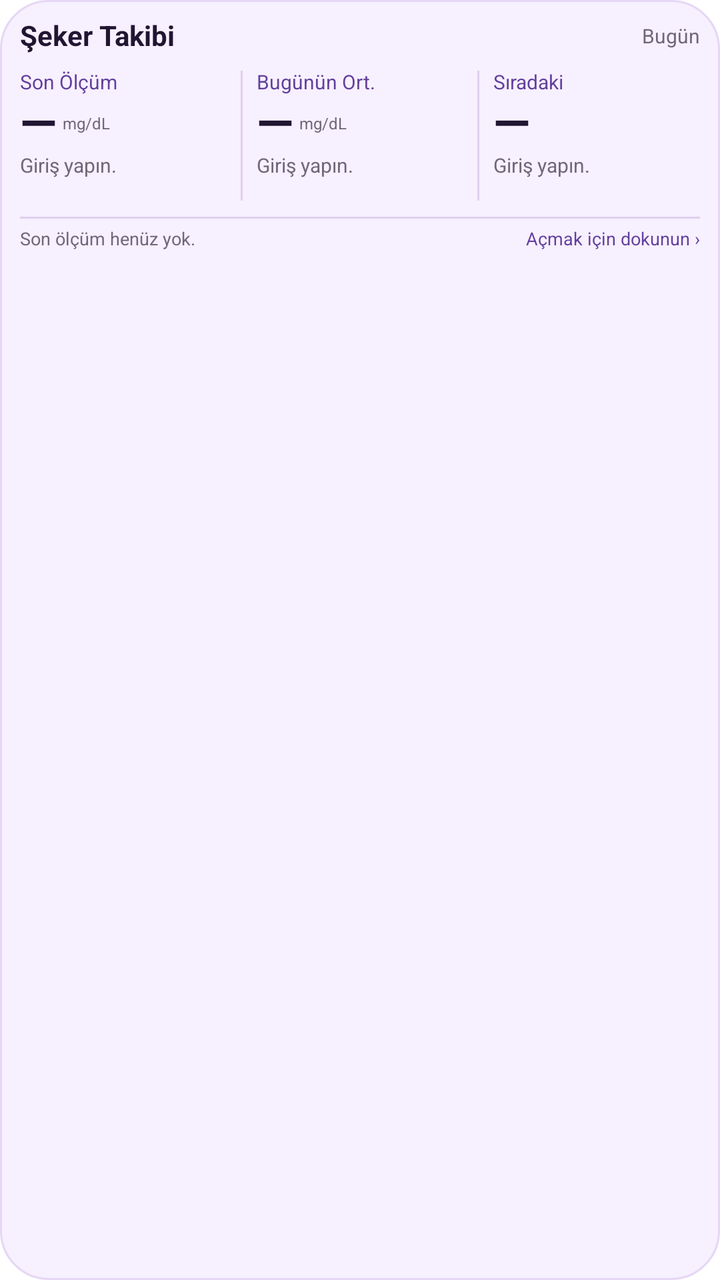
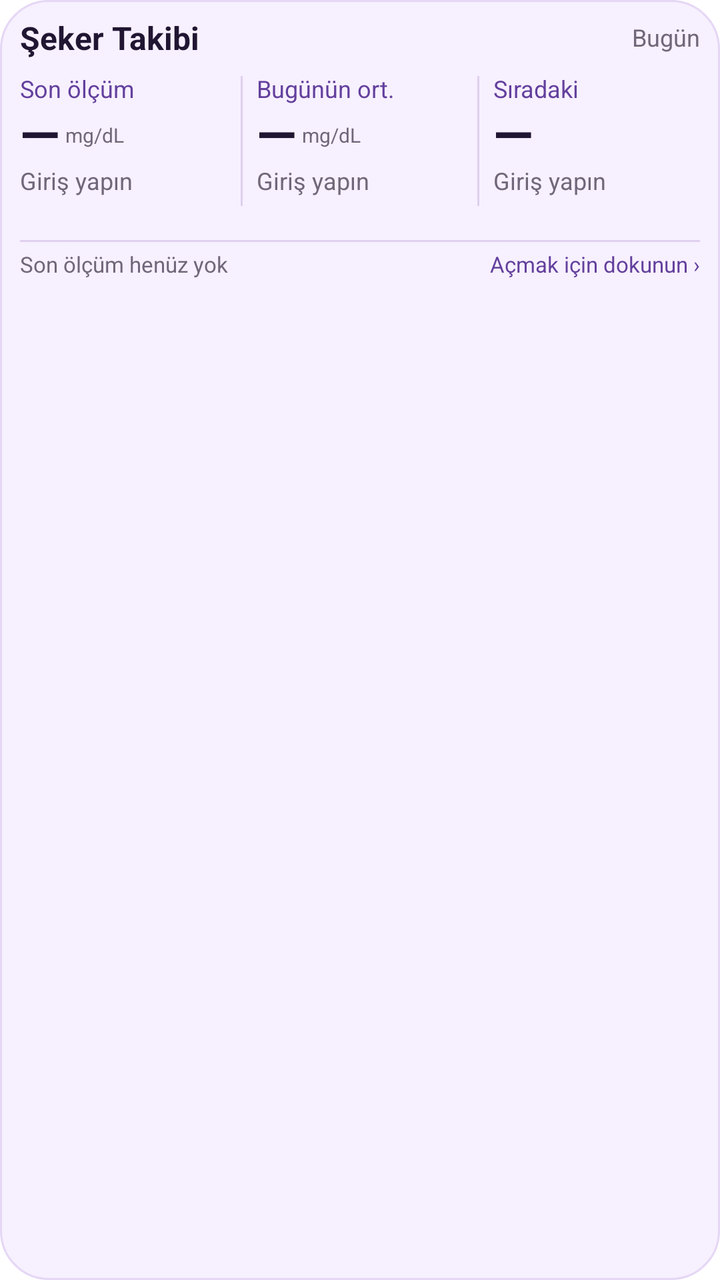

Before-and-after screenshots of an Android layout around one commit, followed by the original layout XML and the change that was made.
<!-- AndroidManifest.xml: fallback theme Theme.MaterialComponents.DayNight.NoActionBar -->
<!-- res/layout/diabetes_widget.xml -->
<?xml version="1.0" encoding="utf-8"?>
<LinearLayout xmlns:android="http://schemas.android.com/apk/res/android"
    android:id="@+id/diabetes_widget_root"
    android:layout_width="match_parent"
    android:layout_height="match_parent"
    android:orientation="vertical"
    android:gravity="top"
    android:padding="10dp"
    android:background="@drawable/diabetes_widget_background">

    <LinearLayout
        android:layout_width="match_parent"
        android:layout_height="wrap_content"
        android:orientation="horizontal"
        android:gravity="center_vertical">

        <TextView
            android:layout_width="0dp"
            android:layout_height="wrap_content"
            android:layout_weight="1"
            android:text="Şeker Takibi"
            android:textSize="14sp"
            android:textStyle="bold"
            android:textColor="#211632"
            android:includeFontPadding="false"
            android:maxLines="1"
            android:ellipsize="end" />

        <TextView
            android:id="@+id/widget_header_date"
            android:layout_width="wrap_content"
            android:layout_height="wrap_content"
            android:text="Bugün"
            android:textSize="10sp"
            android:textColor="#706779"
            android:includeFontPadding="false"
            android:maxLines="1" />
    </LinearLayout>

    <LinearLayout
        android:layout_width="match_parent"
        android:layout_height="wrap_content"
        android:layout_marginTop="9dp"
        android:orientation="horizontal"
        android:gravity="top">

        <LinearLayout
            android:layout_width="0dp"
            android:layout_height="wrap_content"
            android:layout_weight="1"
            android:orientation="vertical">

            <TextView
                android:layout_width="match_parent"
                android:layout_height="wrap_content"
                android:text="Son Ölçüm"
                android:textSize="10sp"
                android:textColor="#63409D"
                android:includeFontPadding="false"
                android:maxLines="1" />

            <LinearLayout
                android:layout_width="match_parent"
                android:layout_height="30dp"
                android:orientation="horizontal"
                android:gravity="center_vertical">

                <TextView
                    android:id="@+id/widget_glucose_value"
                    android:layout_width="wrap_content"
                    android:layout_height="wrap_content"
                    android:text="—"
                    android:textSize="24sp"
                    android:textStyle="bold"
                    android:textColor="#211632"
                    android:includeFontPadding="false"
                    android:maxLines="1" />

                <TextView
                    android:layout_width="wrap_content"
                    android:layout_height="wrap_content"
                    android:layout_marginStart="3dp"
                    android:text="mg/dL"
                    android:textSize="8sp"
                    android:textColor="#706779"
                    android:includeFontPadding="false"
                    android:maxLines="1" />
            </LinearLayout>

            <TextView
                android:id="@+id/widget_glucose_type"
                android:layout_width="match_parent"
                android:layout_height="wrap_content"
                android:text="Giriş yapın."
                android:textSize="10sp"
                android:textColor="#706779"
                android:includeFontPadding="false"
                android:maxLines="2"
                android:ellipsize="end" />

            <TextView
                android:id="@+id/widget_glucose_date"
                android:layout_width="match_parent"
                android:layout_height="wrap_content"
                android:layout_marginTop="2dp"
                android:text=""
                android:textSize="9sp"
                android:textColor="#706779"
                android:includeFontPadding="false"
                android:maxLines="1"
                android:ellipsize="end" />
        </LinearLayout>

        <TextView
            android:layout_width="1dp"
            android:layout_height="65dp"
            android:layout_marginHorizontal="7dp"
            android:background="#DED0EF"
            android:importantForAccessibility="no" />

        <LinearLayout
            android:layout_width="0dp"
            android:layout_height="wrap_content"
            android:layout_weight="1"
            android:orientation="vertical">

            <TextView
                android:layout_width="match_parent"
                android:layout_height="wrap_content"
                android:text="Bugünün Ort."
                android:textSize="10sp"
                android:textColor="#63409D"
                android:includeFontPadding="false"
                android:maxLines="1"
                android:ellipsize="end" />

            <LinearLayout
                android:layout_width="match_parent"
                android:layout_height="30dp"
                android:orientation="horizontal"
                android:gravity="center_vertical">

                <TextView
                    android:id="@+id/widget_average_value"
                    android:layout_width="wrap_content"
                    android:layout_height="wrap_content"
                    android:text="—"
                    android:textSize="24sp"
                    android:textStyle="bold"
                    android:textColor="#211632"
                    android:includeFontPadding="false"
                    android:maxLines="1" />

                <TextView
                    android:layout_width="wrap_content"
                    android:layout_height="wrap_content"
                    android:layout_marginStart="3dp"
                    android:text="mg/dL"
                    android:textSize="8sp"
                    android:textColor="#706779"
                    android:includeFontPadding="false"
                    android:maxLines="1" />
            </LinearLayout>

            <TextView
                android:id="@+id/widget_average_count"
                android:layout_width="match_parent"
                android:layout_height="wrap_content"
                android:text="Giriş yapın."
                android:textSize="10sp"
                android:textColor="#706779"
                android:includeFontPadding="false"
                android:maxLines="2"
                android:ellipsize="end" />
        </LinearLayout>

        <TextView
            android:layout_width="1dp"
            android:layout_height="65dp"
            android:layout_marginHorizontal="7dp"
            android:background="#DED0EF"
            android:importantForAccessibility="no" />

        <LinearLayout
            android:layout_width="0dp"
            android:layout_height="wrap_content"
            android:layout_weight="1"
            android:orientation="vertical">

            <TextView
                android:layout_width="match_parent"
                android:layout_height="wrap_content"
                android:text="Sıradaki"
                android:textSize="10sp"
                android:textColor="#63409D"
                android:includeFontPadding="false"
                android:maxLines="1" />

            <TextView
                android:id="@+id/widget_reminder_time"
                android:layout_width="match_parent"
                android:layout_height="30dp"
                android:gravity="center_vertical"
                android:text="—"
                android:textSize="24sp"
                android:textStyle="bold"
                android:textColor="#211632"
                android:includeFontPadding="false"
                android:maxLines="1"
                android:ellipsize="end" />

            <TextView
                android:id="@+id/widget_reminder_type"
                android:layout_width="match_parent"
                android:layout_height="wrap_content"
                android:text="Giriş yapın."
                android:textSize="10sp"
                android:textColor="#706779"
                android:includeFontPadding="false"
                android:maxLines="2"
                android:ellipsize="end" />

            <TextView
                android:id="@+id/widget_reminder_date"
                android:layout_width="match_parent"
                android:layout_height="wrap_content"
                android:layout_marginTop="2dp"
                android:text=""
                android:textSize="9sp"
                android:textColor="#706779"
                android:includeFontPadding="false"
                android:maxLines="1"
                android:ellipsize="end" />
        </LinearLayout>
    </LinearLayout>

    <TextView
        android:layout_width="match_parent"
        android:layout_height="1dp"
        android:layout_marginTop="7dp"
        android:background="#DED0EF"
        android:importantForAccessibility="no" />

    <LinearLayout
        android:layout_width="match_parent"
        android:layout_height="wrap_content"
        android:layout_marginTop="5dp"
        android:orientation="horizontal"
        android:gravity="center_vertical">

        <TextView
            android:id="@+id/widget_footer"
            android:layout_width="0dp"
            android:layout_height="wrap_content"
            android:layout_weight="1"
            android:text="Son ölçüm henüz yok."
            android:textSize="9sp"
            android:textColor="#706779"
            android:includeFontPadding="false"
            android:maxLines="1"
            android:ellipsize="end" />

        <TextView
            android:layout_width="wrap_content"
            android:layout_height="wrap_content"
            android:layout_marginStart="5dp"
            android:text="Açmak için dokunun ›"
            android:textSize="9sp"
            android:textColor="#63409D"
            android:includeFontPadding="false"
            android:maxLines="1" />
    </LinearLayout>
</LinearLayout>
<!-- resources referenced by this layout -->
<resources>
  <!-- drawable diabetes_widget_background (drawable) -->
  <?xml version="1.0" encoding="utf-8"?>
  <shape xmlns:android="http://schemas.android.com/apk/res/android"
      android:shape="rectangle">
  
      <solid android:color="#F7F0FF" />
  
      <corners android:radius="24dp" />
  
      <stroke
          android:width="1dp"
          android:color="#E5D7F5" />
  </shape>
</resources>

<!-- the commit's change to res/layout/diabetes_widget.xml (unified diff, before → after) -->
@@ -19,7 +19,7 @@
             android:layout_height="wrap_content"
             android:layout_weight="1"
             android:text="Şeker Takibi"
-            android:textSize="14sp"
+            android:textSize="@dimen/widget_text_header"
             android:textStyle="bold"
             android:textColor="#211632"
             android:includeFontPadding="false"
@@ -31,7 +31,7 @@
             android:layout_width="wrap_content"
             android:layout_height="wrap_content"
             android:text="Bugün"
-            android:textSize="10sp"
+            android:textSize="@dimen/widget_text_body"
             android:textColor="#706779"
             android:includeFontPadding="false"
             android:maxLines="1" />
@@ -53,15 +53,16 @@
             <TextView
                 android:layout_width="match_parent"
                 android:layout_height="wrap_content"
-                android:text="Son Ölçüm"
-                android:textSize="10sp"
+                android:text="Son ölçüm"
+                android:textSize="@dimen/widget_text_body"
                 android:textColor="#63409D"
                 android:includeFontPadding="false"
                 android:maxLines="1" />
 
             <LinearLayout
                 android:layout_width="match_parent"
-                android:layout_height="30dp"
+                android:layout_height="wrap_content"
+                android:minHeight="32dp"
                 android:orientation="horizontal"
                 android:gravity="center_vertical">
 
@@ -70,7 +71,7 @@
                     android:layout_width="wrap_content"
                     android:layout_height="wrap_content"
                     android:text="—"
-                    android:textSize="24sp"
+                    android:textSize="@dimen/widget_text_metric"
                     android:textStyle="bold"
                     android:textColor="#211632"
                     android:includeFontPadding="false"
@@ -81,7 +82,7 @@
                     android:layout_height="wrap_content"
                     android:layout_marginStart="3dp"
                     android:text="mg/dL"
-                    android:textSize="8sp"
+                    android:textSize="@dimen/widget_text_unit"
                     android:textColor="#706779"
                     android:includeFontPadding="false"
                     android:maxLines="1" />
@@ -91,11 +92,11 @@
                 android:id="@+id/widget_glucose_type"
                 android:layout_width="match_parent"
                 android:layout_height="wrap_content"
-                android:text="Giriş yapın."
-                android:textSize="10sp"
-                android:textColor="#706779"
-                android:includeFontPadding="false"
-                android:maxLines="2"
+                android:text="Giriş yapın"
+                android:textSize="@dimen/widget_text_body"
+                android:textColor="#706779"
+                android:includeFontPadding="false"
+                android:maxLines="1"
                 android:ellipsize="end" />
 
             <TextView
@@ -104,7 +105,7 @@
                 android:layout_height="wrap_content"
                 android:layout_marginTop="2dp"
                 android:text=""
-                android:textSize="9sp"
+                android:textSize="@dimen/widget_text_caption"
                 android:textColor="#706779"
                 android:includeFontPadding="false"
                 android:maxLines="1"
@@ -127,8 +128,8 @@
             <TextView
                 android:layout_width="match_parent"
                 android:layout_height="wrap_content"
-                android:text="Bugünün Ort."
-                android:textSize="10sp"
+                android:text="Bugünün ort."
+                android:textSize="@dimen/widget_text_body"
                 android:textColor="#63409D"
                 android:includeFontPadding="false"
                 android:maxLines="1"
@@ -136,7 +137,8 @@
 
             <LinearLayout
                 android:layout_width="match_parent"
-                android:layout_height="30dp"
+                android:layout_height="wrap_content"
+                android:minHeight="32dp"
                 android:orientation="horizontal"
                 android:gravity="center_vertical">
 
@@ -145,7 +147,7 @@
                     android:layout_width="wrap_content"
                     android:layout_height="wrap_content"
                     android:text="—"
-                    android:textSize="24sp"
+                    android:textSize="@dimen/widget_text_metric"
                     android:textStyle="bold"
                     android:textColor="#211632"
                     android:includeFontPadding="false"
@@ -156,7 +158,7 @@
                     android:layout_height="wrap_content"
                     android:layout_marginStart="3dp"
                     android:text="mg/dL"
-                    android:textSize="8sp"
+                    android:textSize="@dimen/widget_text_unit"
                     android:textColor="#706779"
                     android:includeFontPadding="false"
                     android:maxLines="1" />
@@ -166,8 +168,8 @@
                 android:id="@+id/widget_average_count"
                 android:layout_width="match_parent"
                 android:layout_height="wrap_content"
-                android:text="Giriş yapın."
-                android:textSize="10sp"
+                android:text="Giriş yapın"
+                android:textSize="@dimen/widget_text_body"
                 android:textColor="#706779"
                 android:includeFontPadding="false"
                 android:maxLines="2"
@@ -191,7 +193,7 @@
                 android:layout_width="match_parent"
                 android:layout_height="wrap_content"
                 android:text="Sıradaki"
-                android:textSize="10sp"
+                android:textSize="@dimen/widget_text_body"
                 android:textColor="#63409D"
                 android:includeFontPadding="false"
                 android:maxLines="1" />
@@ -199,10 +201,11 @@
             <TextView
                 android:id="@+id/widget_reminder_time"
                 android:layout_width="match_parent"
-                android:layout_height="30dp"
+                android:layout_height="wrap_content"
+                android:minHeight="32dp"
                 android:gravity="center_vertical"
                 android:text="—"
-                android:textSize="24sp"
+                android:textSize="@dimen/widget_text_metric"
                 android:textStyle="bold"
                 android:textColor="#211632"
                 android:includeFontPadding="false"
@@ -213,8 +216,8 @@
                 android:id="@+id/widget_reminder_type"
                 android:layout_width="match_parent"
                 android:layout_height="wrap_content"
-                android:text="Giriş yapın."
-                android:textSize="10sp"
+                android:text="Giriş yapın"
+                android:textSize="@dimen/widget_text_body"
                 android:textColor="#706779"
                 android:includeFontPadding="false"
                 android:maxLines="2"
@@ -226,7 +229,7 @@
                 android:layout_height="wrap_content"
                 android:layout_marginTop="2dp"
                 android:text=""
-                android:textSize="9sp"
+                android:textSize="@dimen/widget_text_caption"
                 android:textColor="#706779"
                 android:includeFontPadding="false"
                 android:maxLines="1"
@@ -253,8 +256,8 @@
             android:layout_width="0dp"
             android:layout_height="wrap_content"
             android:layout_weight="1"
-            android:text="Son ölçüm henüz yok."
-            android:textSize="9sp"
+            android:text="Son ölçüm henüz yok"
+            android:textSize="@dimen/widget_text_caption"
             android:textColor="#706779"
             android:includeFontPadding="false"
             android:maxLines="1"
@@ -265,7 +268,7 @@
             android:layout_height="wrap_content"
             android:layout_marginStart="5dp"
             android:text="Açmak için dokunun ›"
-            android:textSize="9sp"
+            android:textSize="@dimen/widget_text_caption"
             android:textColor="#63409D"
             android:includeFontPadding="false"
             android:maxLines="1" />
<!-- resource entries referenced after the edit -->
@@ -1,5 +1,10 @@
 <!-- resources referenced by this layout -->
 <resources>
+  <dimen name="widget_text_body">12sp</dimen>
+  <dimen name="widget_text_caption">11sp</dimen>
+  <dimen name="widget_text_header">16sp</dimen>
+  <dimen name="widget_text_metric">26sp</dimen>
+  <dimen name="widget_text_unit">10sp</dimen>
   <!-- drawable diabetes_widget_background (drawable) -->
   <?xml version="1.0" encoding="utf-8"?>
   <shape xmlns:android="http://schemas.android.com/apk/res/android"
